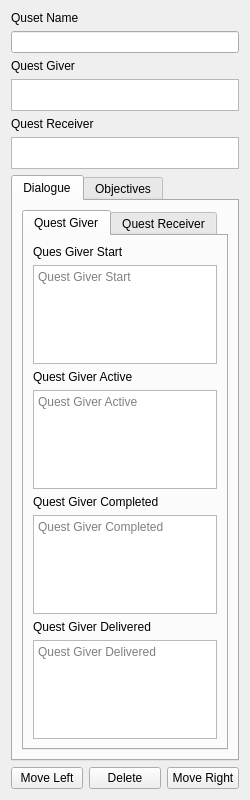
Before: the Qt Designer form gui/quest_maker/views/quest_node_view.ui in thisisnotruben/ToW-tools, drawn with Qt 5.
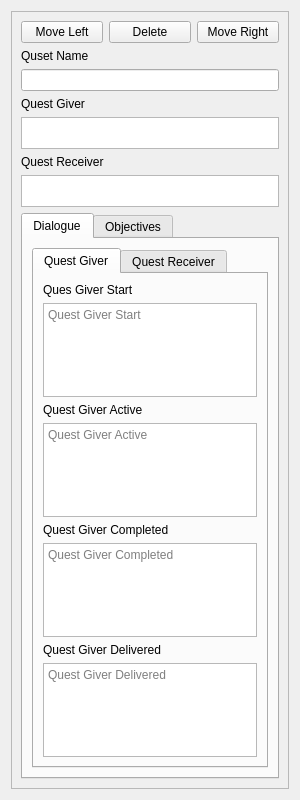
After: the same form once the commit is applied.

Diff of the .ui file:
```diff
--- a/gui/quest_maker/views/quest_node_view.ui
+++ b/gui/quest_maker/views/quest_node_view.ui
@@ -6,20 +6,20 @@
    <rect>
     <x>0</x>
     <y>0</y>
-    <width>250</width>
+    <width>300</width>
     <height>800</height>
    </rect>
   </property>
   <property name="minimumSize">
    <size>
-    <width>250</width>
+    <width>300</width>
     <height>800</height>
    </size>
   </property>
   <property name="maximumSize">
    <size>
     <width>302</width>
-    <height>1000</height>
+    <height>2000</height>
    </size>
   </property>
   <property name="acceptDrops">
@@ -30,6 +30,40 @@
   </property>
   <layout class="QVBoxLayout" name="verticalLayout">
    <item>
+    <widget class="QFrame" name="frame">
+     <property name="frameShape">
+      <enum>QFrame::StyledPanel</enum>
+     </property>
+     <property name="frameShadow">
+      <enum>QFrame::Sunken</enum>
+     </property>
+     <layout class="QVBoxLayout" name="verticalLayout_6">
+      <item>
+       <layout class="QHBoxLayout" name="horizontalLayout">
+        <item>
+         <widget class="QPushButton" name="move_node_left_bttn">
+          <property name="text">
+           <string>Move Left</string>
+          </property>
+         </widget>
+        </item>
+        <item>
+         <widget class="QPushButton" name="delete_node_bttn">
+          <property name="text">
+           <string>Delete</string>
+          </property>
+         </widget>
+        </item>
+        <item>
+         <widget class="QPushButton" name="move_node_right_bttn">
+          <property name="text">
+           <string>Move Right</string>
+          </property>
+         </widget>
+        </item>
+       </layout>
+      </item>
+      <item>
     <widget class="QLabel" name="name_lbl">
      <property name="text">
       <string>Quset Name</string>
@@ -300,30 +334,8 @@
      </widget>
     </widget>
    </item>
-   <item>
-    <layout class="QHBoxLayout" name="horizontalLayout">
-     <item>
-      <widget class="QPushButton" name="move_node_left_bttn">
-       <property name="text">
-        <string>Move Left</string>
-       </property>
-      </widget>
-     </item>
-     <item>
-      <widget class="QPushButton" name="delete_node_bttn">
-       <property name="text">
-        <string>Delete</string>
-       </property>
-      </widget>
-     </item>
-     <item>
-      <widget class="QPushButton" name="move_node_right_bttn">
-       <property name="text">
-        <string>Move Right</string>
-       </property>
-      </widget>
-     </item>
-    </layout>
+     </layout>
+    </widget>
    </item>
   </layout>
  </widget>
```
Left out of the diff: 12 changed lines with no effect on the pictures. Lines whose indentation alone changed are shown as unchanged.
